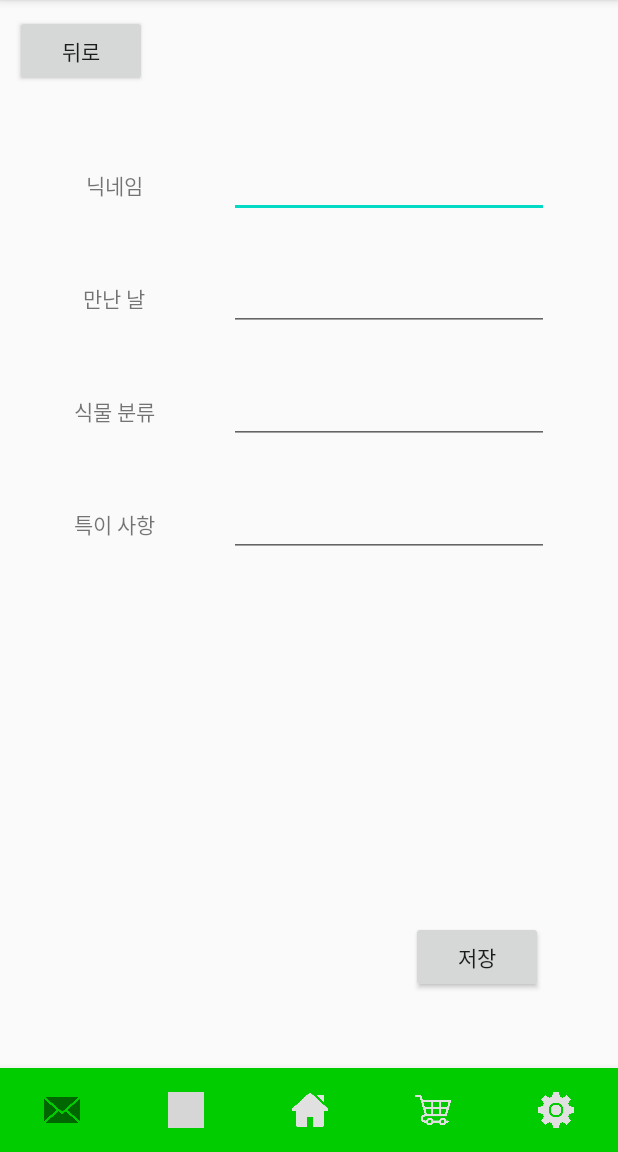
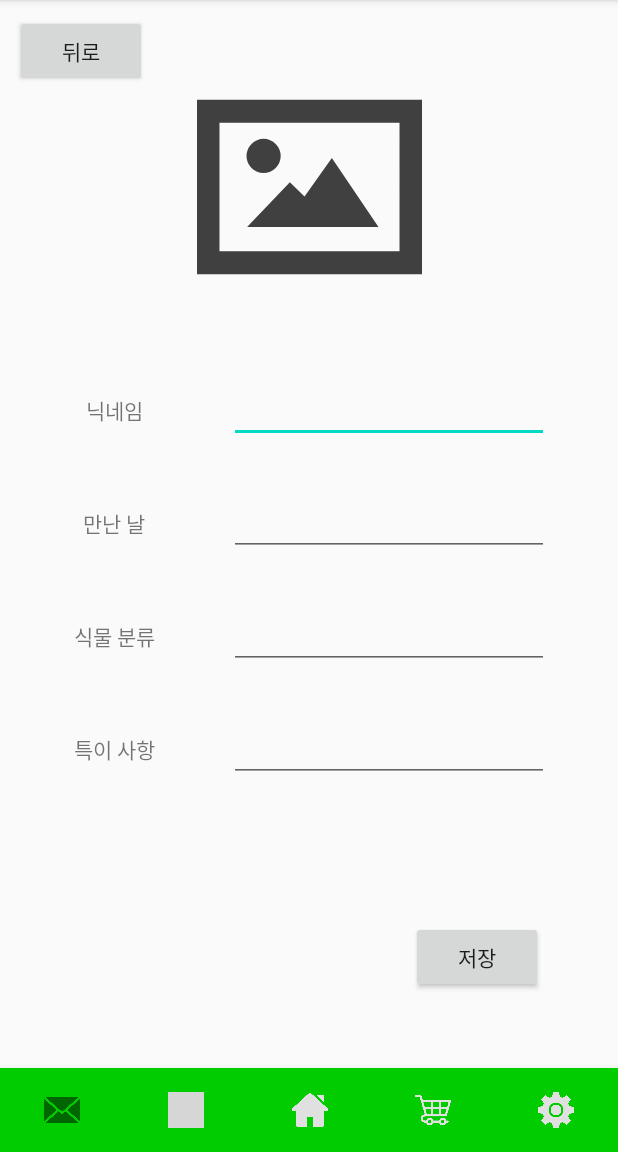
Before and after one commit to cheolyeing/Poorm, an Android app: the HomePlantAdd screen opened directly, with no data from a screen before it, on a phone screen of 412 x 824 dp, the part 84-1236 px from its top. Run offline under Robolectric (Android 15) with nearby library versions, the phone set to English and light mode, and no system bars; grey boxes are pictures that could not be loaded.

Commit message:
Create Camera,Image Upload in HomePlantAdd

```diff
--- a/app/src/main/AndroidManifest.xml
+++ b/app/src/main/AndroidManifest.xml
@@ -9,7 +9,7 @@
         android:roundIcon="@mipmap/ic_launcher_round"
         android:supportsRtl="true"
         android:theme="@style/AppTheme">
-        <activity android:name=".home.Home_Plant_List">
+        <activity android:name=".home.HomePlantList">
             <intent-filter>
                 <action android:name="android.intent.action.MAIN" />
 
--- a/app/src/main/java/com/example/poorm/home/HomePlantAdd.kt
+++ b/app/src/main/java/com/example/poorm/home/HomePlantAdd.kt
@@ -1,12 +1,38 @@
 package com.example.poorm.home
 
+import android.content.Intent
+import android.net.Uri
 import android.os.Bundle
+import android.view.View
+import android.widget.ImageView
 import androidx.appcompat.app.AppCompatActivity
 import com.example.poorm.R
 
 class HomePlantAdd : AppCompatActivity() {
+
+    private val GET_GALLERY_IMAGE: Int = 200
+    private var plantImage: ImageView? = null
+
     override fun onCreate(savedInstanceState: Bundle?) {
         super.onCreate(savedInstanceState)
         setContentView(R.layout.home_plant_add_layout)
+
+        plantImage = findViewById(R.id.plantImg)
+        plantImage!!.setOnClickListener(View.OnClickListener() {
+            var intent: Intent = Intent(Intent.ACTION_PICK)
+            intent.setDataAndType(
+                android.provider.MediaStore.Images.Media.EXTERNAL_CONTENT_URI,
+                "image/*"
+            )
+            startActivityForResult(intent, GET_GALLERY_IMAGE)
+        })
+    }
+
+    override fun onActivityResult(requestCode: Int, resultCode: Int, data: Intent?) {
+        super.onActivityResult(requestCode, resultCode, data)
+        if (requestCode == GET_GALLERY_IMAGE && resultCode == RESULT_OK && data != null && data.getData() != null) {
+            var selectedImageUri: Uri? = data.getData()
+            plantImage!!.setImageURI(selectedImageUri)
+        }
     }
 }
--- /dev/null
+++ b/app/src/main/res/drawable/empty_image.xml
@@ -0,0 +1,9 @@
+<vector xmlns:android="http://schemas.android.com/apk/res/android"
+    android:width="800dp"
+    android:height="800dp"
+    android:viewportWidth="800"
+    android:viewportHeight="800">
+  <path
+      android:pathData="m0,87.893v620.8h800v-620.8h-800zM79.906,170.022h640.17v456.54h-640.17v-456.54zM236.796,227.09a60.8,60.8 0,0 0,-60.801 60.801,60.8 60.8,0 0,0 60.801,60.799 60.8,60.8 0,0 0,60.801 -60.799,60.8 60.8,0 0,0 -60.801,-60.801zM479.466,294.822l-97.066,137.6 -52.266,-50.666 -152,158.93h467.2l-165.87,-245.87z"
+      android:fillColor="#404040"/>
+</vector>
--- a/app/src/main/res/layout/home_plant_add_layout.xml
+++ b/app/src/main/res/layout/home_plant_add_layout.xml
@@ -27,13 +27,13 @@
         android:layout_width="wrap_content"
         android:layout_height="wrap_content"
         android:layout_marginTop="50dp"
+        android:autofillHints=""
         android:ems="10"
         android:inputType="textPersonName"
         app:layout_constraintEnd_toEndOf="parent"
         app:layout_constraintHorizontal_bias="0.5"
         app:layout_constraintStart_toEndOf="@+id/nickname"
-        app:layout_constraintTop_toBottomOf="@+id/plantImg"
-        android:autofillHints="" />
+        app:layout_constraintTop_toBottomOf="@+id/plantImg" />
 
     <EditText
         android:id="@+id/inputSpecies"
@@ -94,13 +94,16 @@
 
     <ImageView
         android:id="@+id/plantImg"
-        android:layout_width="wrap_content"
-        android:layout_height="wrap_content"
+        android:layout_width="150dp"
+        android:layout_height="150dp"
         android:layout_marginTop="50dp"
+        android:contentDescription="@string/imgErr"
+        android:scaleType="fitCenter"
         app:layout_constraintEnd_toEndOf="parent"
         app:layout_constraintStart_toStartOf="parent"
         app:layout_constraintTop_toTopOf="parent"
-        tools:srcCompat="@tools:sample/avatars" />
+        app:srcCompat="@drawable/empty_image"
+        tools:srcCompat="@drawable/empty_image" />
 
     <TextView
         android:id="@+id/nickname"
```
